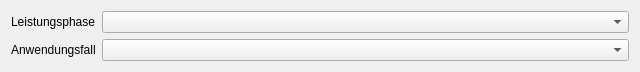
c-mellueh/SOM-Toolkit, file som_gui/module/object_filter/qt/Settings.ui: the form before one commit.
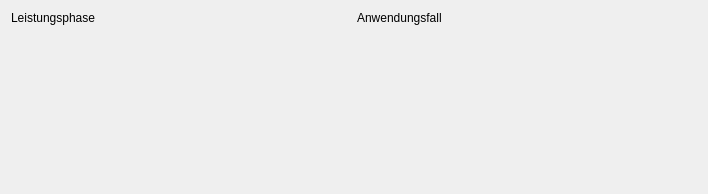
The form after the commit.

```diff
--- a/som_gui/module/object_filter/qt/Settings.ui
+++ b/som_gui/module/object_filter/qt/Settings.ui
@@ -6,33 +6,55 @@
             <rect>
                 <x>0</x>
                 <y>0</y>
-                <width>640</width>
-                <height>68</height>
+                <width>708</width>
+                <height>194</height>
             </rect>
         </property>
         <property name="windowTitle">
             <string>Form</string>
         </property>
-        <layout class="QFormLayout" name="formLayout">
-            <item row="0" column="0">
+        <layout class="QHBoxLayout" name="horizontalLayout">
+            <item>
+                <layout class="QVBoxLayout" name="verticalLayout_2">
+                    <item>
                 <widget class="QLabel" name="label_phase">
                     <property name="text">
                         <string>Leistungsphase</string>
                     </property>
                 </widget>
             </item>
-            <item row="0" column="1">
-                <widget class="QComboBox" name="cb_phase"/>
-            </item>
-            <item row="1" column="0">
+                    <item>
+                        <widget class="QWidget" name="widget_phase" native="true">
+                            <property name="sizePolicy">
+                                <sizepolicy hsizetype="Preferred" vsizetype="Preferred">
+                                    <horstretch>0</horstretch>
+                                    <verstretch>1</verstretch>
+                                </sizepolicy>
+                            </property>
+                        </widget>
+                    </item>
+                </layout>
+            </item>
+            <item>
+                <layout class="QVBoxLayout" name="verticalLayout">
+                    <item>
                 <widget class="QLabel" name="label_usecase">
                     <property name="text">
                         <string>Anwendungsfall</string>
                     </property>
                 </widget>
             </item>
-            <item row="1" column="1">
-                <widget class="QComboBox" name="cb_usecase"/>
+                    <item>
+                        <widget class="QWidget" name="widget_usecase" native="true">
+                            <property name="sizePolicy">
+                                <sizepolicy hsizetype="Preferred" vsizetype="Preferred">
+                                    <horstretch>0</horstretch>
+                                    <verstretch>1</verstretch>
+                                </sizepolicy>
+                            </property>
+                        </widget>
+                    </item>
+                </layout>
             </item>
         </layout>
     </widget>
```
Lines whose indentation alone changed are shown as unchanged.
